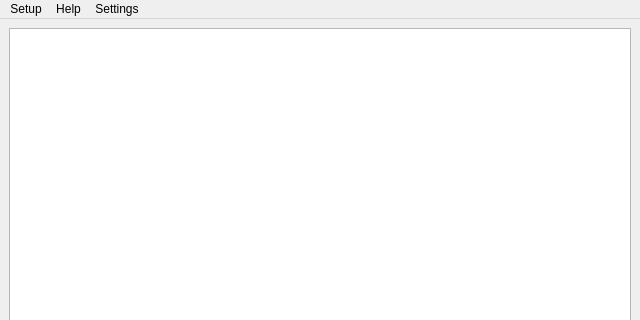
First picture: the form in forms/mainwindow.ui, repository MirayaProject/miraya, before the edit; both pictures show x 0 to 640 and y 0 to 320 of the 640 by 480 pixel window.
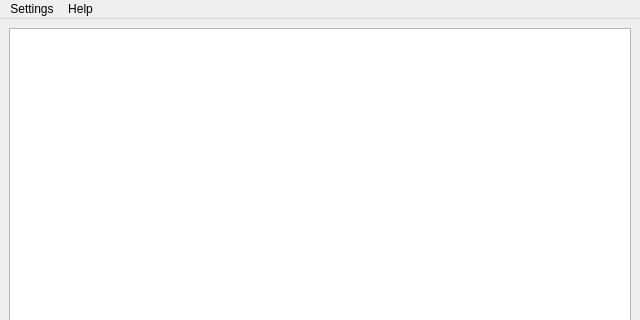
Second picture: the form after the edit.

Commit message: 🪟mainwindow: setup is now under settings

Diff of the .ui file:
```diff
--- a/forms/mainwindow.ui
+++ b/forms/mainwindow.ui
@@ -84,12 +84,6 @@
      <height>30</height>
     </rect>
    </property>
-   <widget class="QMenu" name="menuSetup">
-    <property name="title">
-     <string>Setup</string>
-    </property>
-    <addaction name="actionStart_Setup"/>
-   </widget>
    <widget class="QMenu" name="menuHelp">
     <property name="title">
      <string>Help</string>
@@ -104,9 +98,8 @@
     </property>
     <addaction name="actionPreferences"/>
    </widget>
-   <addaction name="menuSetup"/>
-   <addaction name="menuHelp"/>
    <addaction name="menuSettings"/>
+   <addaction name="menuHelp"/>
   </widget>
   <widget class="QStatusBar" name="statusbar">
    <property name="sizeGripEnabled">
```
Left out of the diff: 3 changed lines with no effect on the pictures.
